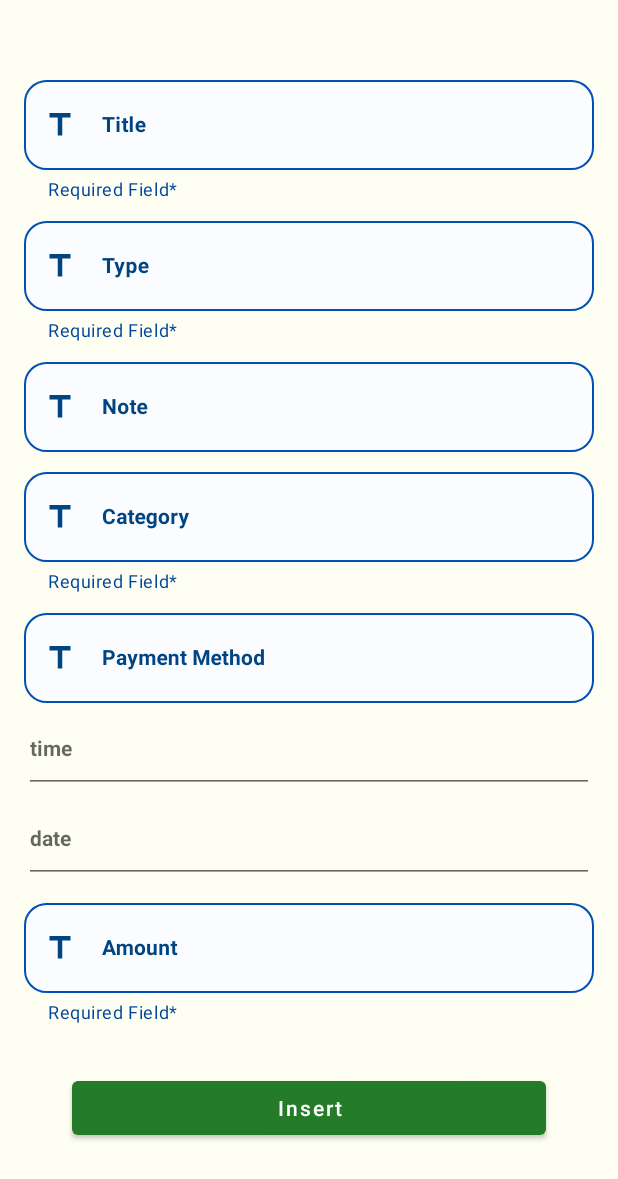
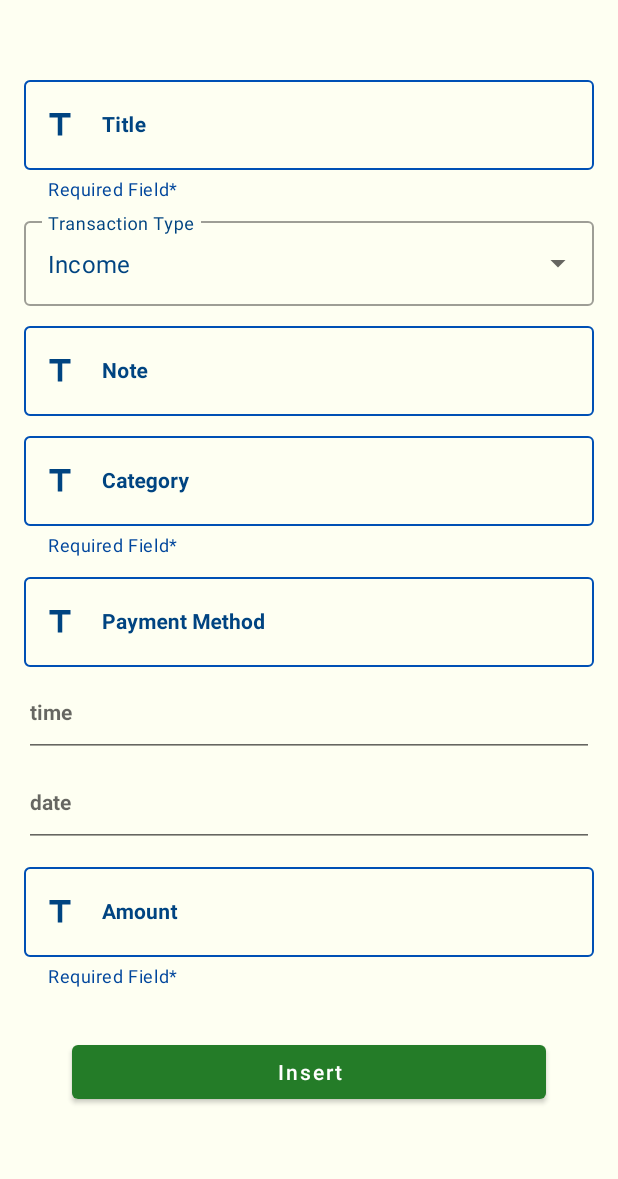
Before and after one commit to mdtasnimulh/DailyBudgetTracker, an Android app: the InsertIEFragment screen opened through its navigation route, on a phone screen of 412 x 824 dp. Shown: the top 1179 px of the screen. Run offline under Robolectric (Android 15) with nearby library versions, the phone set to English and light mode, and no system bars; our stand-ins replace Room's generated code, data binding; libraries missing offline, so code that uses them is left out: com.github.mikephil.charting; plain views replace ChipNavigationBar; 2 statements that could not run were skipped.

Commit message:
calculator functionality added to amount edit text

```diff
--- a/app/src/main/java/com/tasnim/chowdhury/eee/ui/incomeExpense/CalculatorDialogFragment.kt
+++ b/app/src/main/java/com/tasnim/chowdhury/eee/ui/incomeExpense/CalculatorDialogFragment.kt
@@ -1,11 +1,8 @@
 package com.tasnim.chowdhury.eee.ui.incomeExpense
 
-import android.app.AlertDialog
 import android.app.Dialog
-import android.content.Context
 import android.os.Bundle
 import android.util.Log
-import androidx.fragment.app.Fragment
 import android.view.LayoutInflater
 import android.view.View
 import android.view.ViewGroup
@@ -14,6 +11,7 @@ import android.widget.Toast
 import androidx.fragment.app.DialogFragment
 import com.tasnim.chowdhury.eee.R
 import com.tasnim.chowdhury.eee.databinding.FragmentCalculatorDialogBinding
+import com.tasnim.chowdhury.eee.ui.incomeExpense.insert.CalculatorResultListener
 import net.objecthunter.exp4j.Expression
 import net.objecthunter.exp4j.ExpressionBuilder
 import java.lang.ArithmeticException
@@ -26,6 +24,11 @@ class CalculatorDialogFragment : DialogFragment() {
     var lastDigit = false
     var isError = false
     var lastDot = false
+
+    private var listener: CalculatorResultListener? = null
+    fun setCalculatorResultListener(listener: CalculatorResultListener) {
+        this.listener = listener
+    }
 
     override fun onCreateView(
         inflater: LayoutInflater, container: ViewGroup?,
@@ -83,8 +86,12 @@ class CalculatorDialogFragment : DialogFragment() {
         binding.buttonEqual.setOnClickListener { onEqualClick() }
 
         binding.buttonOk.setOnClickListener {
-            dialog?.dismiss()
-            Toast.makeText(requireContext(), "Calculator Closed.", Toast.LENGTH_SHORT).show()
+            if (binding.calculateResult.text.toString().isEmpty()){
+                Toast.makeText(requireContext(), "Please Enter Any Amount", Toast.LENGTH_SHORT).show()
+            }else {
+                listener?.onCalculatorResultCalculated(binding.calculateResult.text.toString())
+                dialog?.dismiss()
+            }
         }
 
     }
@@ -103,11 +110,15 @@ class CalculatorDialogFragment : DialogFragment() {
     }
 
     private fun onDigitClick(view: View){
+        val buttonText = (view as Button).text.toString()
+
         if (isError){
-            binding.calculateInput.text = (view as Button).text
+            binding.calculateInput.text = buttonText
             isError = false
         }else{
-            binding.calculateInput.append((view as Button).text)
+            if (binding.calculateInput.text.isNotEmpty() || buttonText != "."){
+                binding.calculateInput.append(buttonText)
+            }
         }
         lastDigit = true
         onEqual()
@@ -136,7 +147,7 @@ class CalculatorDialogFragment : DialogFragment() {
     }
 
     private fun onEqual(){
-        if (lastDigit && !isError){
+        if (lastDigit && !isError && binding.calculateInput.text.isNotEmpty()){
             val txt = binding.calculateInput.text.toString()
             expression = ExpressionBuilder(txt).build()
             try {
--- a/app/src/main/java/com/tasnim/chowdhury/eee/ui/incomeExpense/details/AllTransactionFragment.kt
+++ b/app/src/main/java/com/tasnim/chowdhury/eee/ui/incomeExpense/details/AllTransactionFragment.kt
@@ -42,6 +42,11 @@ class AllTransactionFragment : Fragment() {
         initData()
 
         setupClicks()
+
+    }
+
+    override fun onResume() {
+        super.onResume()
 
         val callBack = object : OnBackPressedCallback(true){
             override fun handleOnBackPressed() {
--- a/app/src/main/java/com/tasnim/chowdhury/eee/ui/incomeExpense/details/RecordDetailsFragment.kt
+++ b/app/src/main/java/com/tasnim/chowdhury/eee/ui/incomeExpense/details/RecordDetailsFragment.kt
@@ -41,6 +41,10 @@ class RecordDetailsFragment : Fragment() {
         viewModel = ViewModelProvider(this)[IncomeExpenseViewModel::class.java]
 
         setupClicks()
+    }
+
+    override fun onResume() {
+        super.onResume()
 
         val callBack = object : OnBackPressedCallback(true){
             override fun handleOnBackPressed() {
--- /dev/null
+++ b/app/src/main/java/com/tasnim/chowdhury/eee/ui/incomeExpense/insert/CalculatorResultListener.kt
@@ -0,0 +1,5 @@
+package com.tasnim.chowdhury.eee.ui.incomeExpense.insert
+
+interface CalculatorResultListener {
+    fun onCalculatorResultCalculated(result: String)
+}
--- a/app/src/main/java/com/tasnim/chowdhury/eee/ui/incomeExpense/insert/InsertIEFragment.kt
+++ b/app/src/main/java/com/tasnim/chowdhury/eee/ui/incomeExpense/insert/InsertIEFragment.kt
@@ -2,10 +2,12 @@ package com.tasnim.chowdhury.eee.ui.incomeExpense.insert
 
 import android.os.Bundle
 import android.text.format.DateFormat.is24HourFormat
+import android.util.Log
 import androidx.fragment.app.Fragment
 import android.view.LayoutInflater
 import android.view.View
 import android.view.ViewGroup
+import android.widget.ArrayAdapter
 import android.widget.Toast
 import androidx.activity.OnBackPressedCallback
 import androidx.fragment.app.DialogFragment
@@ -15,6 +17,7 @@ import com.google.android.material.datepicker.CalendarConstraints
 import com.google.android.material.datepicker.MaterialDatePicker
 import com.google.android.material.timepicker.MaterialTimePicker
 import com.google.android.material.timepicker.TimeFormat
+import com.tasnim.chowdhury.eee.R
 import com.tasnim.chowdhury.eee.data.model.IncomeExpense
 import com.tasnim.chowdhury.eee.data.viewModel.IncomeExpenseViewModel
 import com.tasnim.chowdhury.eee.databinding.FragmentInsertIEBinding
@@ -27,7 +30,7 @@ import java.util.Calendar
 import java.util.Locale
 import java.util.TimeZone
 
-class InsertIEFragment : Fragment() {
+class InsertIEFragment : Fragment(), CalculatorResultListener {
 
     private lateinit var binding: FragmentInsertIEBinding
     private lateinit var viewModel: IncomeExpenseViewModel
@@ -50,6 +53,24 @@ class InsertIEFragment : Fragment() {
 
         viewModel = ViewModelProvider(this)[IncomeExpenseViewModel::class.java]
 
+        setupClicks()
+
+    }
+
+    override fun onResume() {
+        super.onResume()
+
+        setupTypeAdapter()
+        handleBackPressed()
+    }
+
+    private fun setupTypeAdapter() {
+        val type = resources.getStringArray(R.array.transaction_type)
+        val typeAdapter = ArrayAdapter(requireContext(), R.layout.date_filter_dropdown, type)
+        binding.type.setAdapter(typeAdapter)
+    }
+
+    private fun setupClicks(){
         binding.timeTil.setOnClickListener {
             openTimePickerDialog()
         }
@@ -63,16 +84,9 @@ class InsertIEFragment : Fragment() {
 
         binding.amount.setOnClickListener {
             val dialogFragment = CalculatorDialogFragment()
+            dialogFragment.setCalculatorResultListener(this)
             dialogFragment.show(childFragmentManager, TAG)
         }
-
-        val callBack = object : OnBackPressedCallback(true){
-            override fun handleOnBackPressed() {
-                findNavController().navigateUp()
-            }
-        }
-        requireActivity().onBackPressedDispatcher.addCallback(viewLifecycleOwner, callBack)
-
     }
 
     private fun openDatePickerDialog() {
@@ -170,4 +184,18 @@ class InsertIEFragment : Fragment() {
         }
     }
 
+    private fun handleBackPressed(){
+        val callBack = object : OnBackPressedCallback(true){
+            override fun handleOnBackPressed() {
+                findNavController().navigateUp()
+            }
+        }
+        requireActivity().onBackPressedDispatcher.addCallback(viewLifecycleOwner, callBack)
+    }
+
+    override fun onCalculatorResultCalculated(result: String) {
+        Log.d("chkData", result)
+        binding.amount.setText(result)
+    }
+
 }
--- a/app/src/main/java/com/tasnim/chowdhury/eee/ui/incomeExpense/update/IncomeExpenseUpdateFragment.kt
+++ b/app/src/main/java/com/tasnim/chowdhury/eee/ui/incomeExpense/update/IncomeExpenseUpdateFragment.kt
@@ -47,6 +47,10 @@ class IncomeExpenseUpdateFragment : Fragment() {
         binding.deleteRecord.setOnClickListener {
             deleteRecord()
         }
+    }
+
+    override fun onResume() {
+        super.onResume()
 
         val callBack = object : OnBackPressedCallback(true){
             override fun handleOnBackPressed() {
--- a/app/src/main/res/layout/fragment_insert_i_e.xml
+++ b/app/src/main/res/layout/fragment_insert_i_e.xml
@@ -32,11 +32,6 @@
                     android:layout_marginTop="48dp"
                     android:hint="@string/title"
                     android:textColorHint="@color/navyBlue"
-                    app:boxBackgroundColor="#FAFCFF"
-                    app:boxCornerRadiusBottomEnd="15dp"
-                    app:boxCornerRadiusBottomStart="15dp"
-                    app:boxCornerRadiusTopEnd="15dp"
-                    app:boxCornerRadiusTopStart="15dp"
                     app:boxStrokeColor="@color/navyBlue"
                     app:boxStrokeErrorColor="@color/cherryRed"
                     app:boxStrokeWidth="1dp"
@@ -74,49 +69,24 @@
 
                 <com.google.android.material.textfield.TextInputLayout
                     android:id="@+id/typeTil"
-                    style="@style/Widget.MaterialComponents.TextInputLayout.OutlinedBox"
+                    style="@style/Widget.MaterialComponents.TextInputLayout.OutlinedBox.ExposedDropdownMenu"
                     android:layout_width="match_parent"
                     android:layout_height="wrap_content"
                     android:layout_marginTop="8dp"
-                    android:hint="Type"
+                    android:hint="Transaction Type"
                     android:textColorHint="@color/navyBlue"
-                    app:boxBackgroundColor="#FAFCFF"
-                    app:boxCornerRadiusBottomEnd="15dp"
-                    app:boxCornerRadiusBottomStart="15dp"
-                    app:boxCornerRadiusTopEnd="15dp"
-                    app:boxCornerRadiusTopStart="15dp"
-                    app:boxStrokeColor="@color/navyBlue"
-                    app:boxStrokeErrorColor="@color/cherryRed"
-                    app:boxStrokeWidth="1dp"
-                    app:endIconDrawable="@drawable/ic_clear"
-                    app:endIconMode="clear_text"
-                    app:endIconTint="@color/navyBlue"
-                    app:errorEnabled="true"
-                    app:errorIconDrawable="@drawable/ic_error"
-                    app:errorIconTint="@color/cherryRed"
-                    app:helperText="Required Field*"
-                    app:helperTextEnabled="true"
-                    app:helperTextTextColor="@color/shuttleBlue"
-                    app:hintTextColor="@color/navyBlue"
                     app:layout_constraintEnd_toEndOf="parent"
                     app:layout_constraintStart_toStartOf="parent"
-                    app:layout_constraintTop_toBottomOf="@+id/titleTil"
-                    app:startIconDrawable="@drawable/ic_title"
-                    app:startIconTint="@color/navyBlue">
+                    app:layout_constraintTop_toBottomOf="@+id/titleTil">
 
-                    <com.google.android.material.textfield.TextInputEditText
+                    <AutoCompleteTextView
                         android:id="@+id/type"
                         android:layout_width="match_parent"
-                        android:layout_height="60dp"
-                        android:cursorVisible="true"
-                        android:imeActionLabel="Done"
-                        android:imeOptions="actionDone"
-                        android:inputType="text"
-                        android:paddingVertical="10dp"
+                        android:layout_height="match_parent"
+                        android:layout_weight="1"
+                        android:text="Income"
                         android:textColor="@color/navyBlue"
-                        android:textCursorDrawable="@drawable/text_cursor"
-                        android:textSize="14sp"
-                        android:textStyle="bold" />
+                        android:inputType="none"/>
 
                 </com.google.android.material.textfield.TextInputLayout>
 
@@ -128,11 +98,6 @@
                     android:layout_marginTop="8dp"
                     android:hint="Note"
                     android:textColorHint="@color/navyBlue"
-                    app:boxBackgroundColor="#FAFCFF"
-                    app:boxCornerRadiusBottomEnd="15dp"
-                    app:boxCornerRadiusBottomStart="15dp"
-                    app:boxCornerRadiusTopEnd="15dp"
-                    app:boxCornerRadiusTopStart="15dp"
                     app:boxStrokeColor="@color/navyBlue"
                     app:boxStrokeErrorColor="@color/cherryRed"
                     app:boxStrokeWidth="1dp"
@@ -170,11 +135,6 @@
                     android:layout_marginTop="8dp"
                     android:hint="Category"
                     android:textColorHint="@color/navyBlue"
-                    app:boxBackgroundColor="#FAFCFF"
-                    app:boxCornerRadiusBottomEnd="15dp"
-                    app:boxCornerRadiusBottomStart="15dp"
-                    app:boxCornerRadiusTopEnd="15dp"
-                    app:boxCornerRadiusTopStart="15dp"
                     app:boxStrokeColor="@color/navyBlue"
                     app:boxStrokeErrorColor="@color/cherryRed"
                     app:boxStrokeWidth="1dp"
@@ -218,11 +178,6 @@
                     android:layout_marginTop="8dp"
                     android:hint="Payment Method"
                     android:textColorHint="@color/navyBlue"
-                    app:boxBackgroundColor="#FAFCFF"
-                    app:boxCornerRadiusBottomEnd="15dp"
-                    app:boxCornerRadiusBottomStart="15dp"
-                    app:boxCornerRadiusTopEnd="15dp"
-                    app:boxCornerRadiusTopStart="15dp"
                     app:boxStrokeColor="@color/navyBlue"
                     app:boxStrokeErrorColor="@color/cherryRed"
                     app:boxStrokeWidth="1dp"
@@ -256,13 +211,13 @@
                     android:id="@+id/timeTil"
                     android:layout_width="match_parent"
                     android:layout_height="60dp"
+                    android:cursorVisible="false"
+                    android:focusableInTouchMode="false"
+                    android:hint="time"
                     android:imeActionLabel="Done"
                     android:imeOptions="actionDone"
                     android:importantForAutofill="noExcludeDescendants"
-                    android:focusableInTouchMode="false"
-                    android:cursorVisible="false"
                     android:inputType="time"
-                    android:hint="time"
                     android:paddingVertical="10dp"
                     android:textColor="@color/navyBlue"
                     android:textCursorDrawable="@drawable/text_cursor"
@@ -276,12 +231,12 @@
                     android:id="@+id/dateTil"
                     android:layout_width="match_parent"
                     android:layout_height="60dp"
+                    android:cursorVisible="false"
+                    android:focusableInTouchMode="false"
+                    android:hint="date"
                     android:imeActionLabel="Done"
                     android:imeOptions="actionDone"
-                    android:hint="date"
                     android:importantForAutofill="noExcludeDescendants"
-                    android:focusableInTouchMode="false"
-                    android:cursorVisible="false"
                     android:inputType="date"
                     android:paddingVertical="10dp"
                     android:textColor="@color/navyBlue"
@@ -300,11 +255,6 @@
                     android:layout_marginTop="8dp"
                     android:hint="Amount"
                     android:textColorHint="@color/navyBlue"
-                    app:boxBackgroundColor="#FAFCFF"
-                    app:boxCornerRadiusBottomEnd="15dp"
-                    app:boxCornerRadiusBottomStart="15dp"
-                    app:boxCornerRadiusTopEnd="15dp"
-                    app:boxCornerRadiusTopStart="15dp"
                     app:boxStrokeColor="@color/navyBlue"
                     app:boxStrokeErrorColor="@color/cherryRed"
                     app:boxStrokeWidth="1dp"
@@ -328,12 +278,12 @@
                         android:id="@+id/amount"
                         android:layout_width="match_parent"
                         android:layout_height="60dp"
+                        android:cursorVisible="false"
+                        android:focusableInTouchMode="false"
                         android:imeActionLabel="Done"
                         android:imeOptions="actionDone"
+                        android:importantForAutofill="noExcludeDescendants"
                         android:inputType="none"
-                        android:importantForAutofill="noExcludeDescendants"
-                        android:focusableInTouchMode="false"
-                        android:cursorVisible="false"
                         android:paddingVertical="10dp"
                         android:textColor="@color/navyBlue"
                         android:textCursorDrawable="@drawable/text_cursor"
--- a/app/src/main/res/values/strings.xml
+++ b/app/src/main/res/values/strings.xml
@@ -33,4 +33,9 @@
         <item>This Week</item>
         <item>Today</item>
     </string-array>
+
+    <string-array name="transaction_type">
+        <item>Income</item>
+        <item>Expense</item>
+    </string-array>
 </resources>
```
